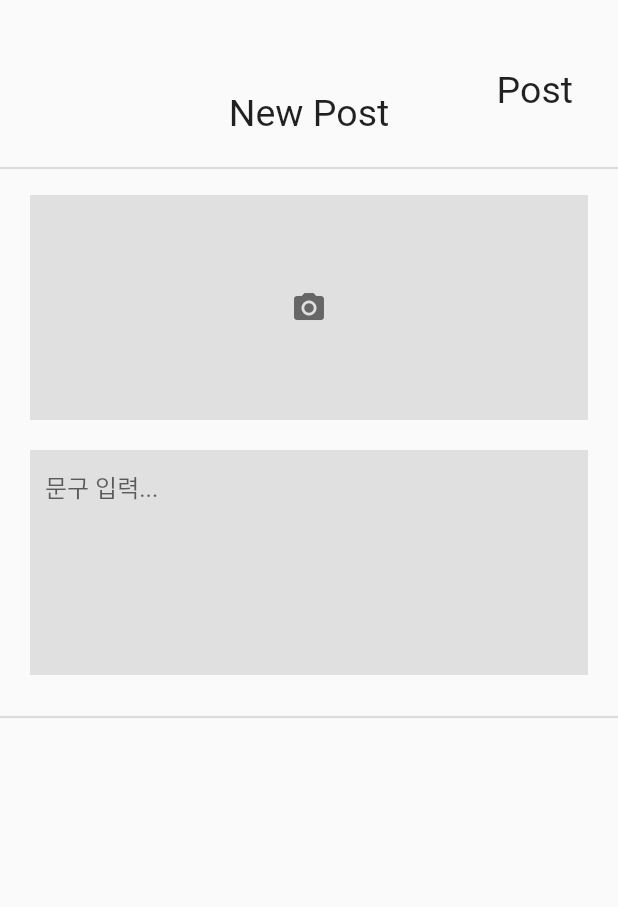
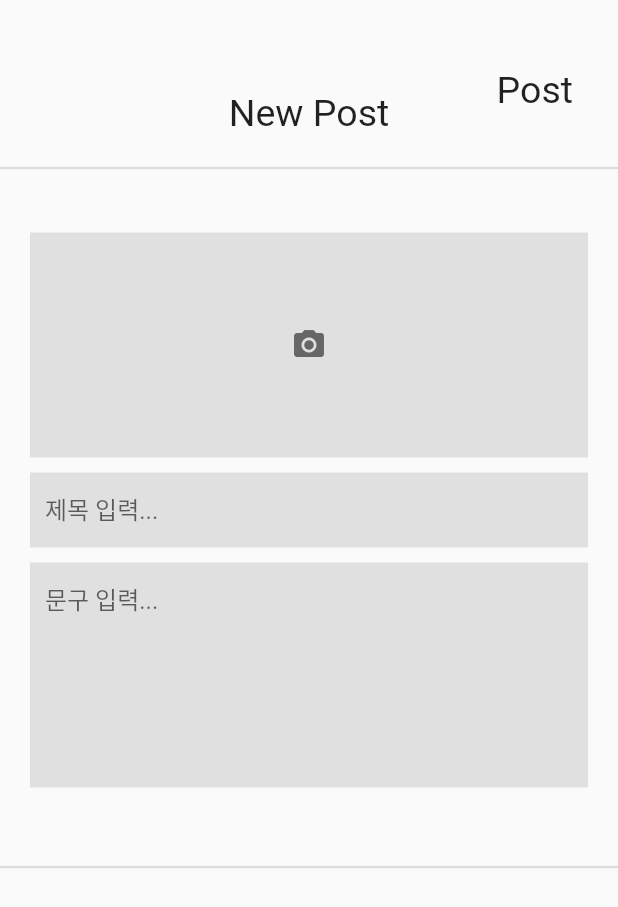
Before and after one commit to 2023ToolsProject/trablog-flutter, a Flutter app: the WritePage screen opened directly, on a phone screen of 412 x 824 dp. Shown: the top 907 px of the screen. Run offline on Flutter 3.47's test engine with Material 2 defaults, Android fonts, the phone set to English and light mode, and no system bars; our stand-ins replace dio, fluttertoast, geolocator, google_maps_flutter, image_picker, shared_preferences; accounts and stored records are empty; network calls fail.

Commit message:
아이콘 변경 / 스플래시 스크린 변경 / 제목 추가

```diff
--- a/lib/page/memory_pages/write_page.dart
+++ b/lib/page/memory_pages/write_page.dart
@@ -44,7 +44,7 @@
               )
             ),
             SizedBox(
-              height: 350,
+              height: 450,
               child: Stack(
                 children: [
                   Center(
@@ -77,6 +77,20 @@
                            width: double.infinity,
                            color: Colors.grey.shade300,
                            child: const Icon(Icons.camera_alt,color: Color(0xff666666),),
+                         ),
+                       ),
+                       Container(
+                         padding: const EdgeInsets.symmetric(horizontal: 10),
+                         margin: const EdgeInsets.symmetric(horizontal: 20),
+                         width: double.infinity,
+                         height: 50,
+                         color: Colors.grey.shade300,
+                         child: TextFormField(
+                           controller: context.read<WriteModel>().titleCon,
+                           decoration: const InputDecoration(
+                               border: InputBorder.none,
+                               hintText: '제목 입력...'
+                           ),
                          ),
                        ),
                        Container(
--- a/lib/page/splash_screen.dart
+++ b/lib/page/splash_screen.dart
@@ -4,6 +4,7 @@
 import 'package:trablog/page/sign_pages/title_page.dart';
 import 'package:trablog/view_model/basic_model.dart';
 import 'package:trablog/view_model/map_model.dart';
+import 'package:trablog/view_model/memory_model.dart';
 import 'package:trablog/view_model/title_model.dart';
 import 'package:trablog/view_model/write_model.dart';
 
@@ -30,6 +31,7 @@
                       providers: [
                         ChangeNotifierProvider(create: (context) => BasicModel()),
                         ChangeNotifierProvider(create: (context) => WriteModel()),
+                        ChangeNotifierProvider(create: (context) => MemoryModel()),
                         ChangeNotifierProvider(create: (context) => MapModel(context))
                       ],
                       child: const BasicPage(),
@@ -55,7 +57,7 @@
             child: Container(
           decoration: const BoxDecoration(
               image: DecorationImage(
-                  fit: BoxFit.cover, image: AssetImage('assets/cat/cat.png'))),
+                  fit: BoxFit.cover, image: AssetImage('assets/cat/cat.gif'))),
         )),
       ),
     );
--- a/lib/view_model/memory_model.dart
+++ b/lib/view_model/memory_model.dart
@@ -7,7 +7,7 @@
   bool _isBack = false;
   final PageController _con = PageController(viewportFraction: 0.7);
 
-  int? get i => _index;
+  int? get index => _index;
   List? get data => _data;
   bool get isBack => _isBack;
   PageController get con => _con;
--- a/lib/view_model/sign_model.dart
+++ b/lib/view_model/sign_model.dart
@@ -34,6 +34,10 @@
     var data = json.decode(response.toString());
     await Storage.pref!.setString('accessToken', data['accessToken']);
     await Storage.pref!.setString('refreshToken', data['refreshToken']);
+    if(data['accessToken'] != null){
+      String bToken = 'Bearr ${data['accessToken']}';
+      trabDio.options.headers = {'Authorization' : bToken};
+    }
   }
 
   signUp() async{
--- a/lib/view_model/write_model.dart
+++ b/lib/view_model/write_model.dart
@@ -10,14 +10,16 @@
 
   final ImageModel _imgModel = ImageModel();
   final LocationModel _locationModel = LocationModel();
-  final TextEditingController _controller = TextEditingController();
+  final TextEditingController _titleCon = TextEditingController();
+  final TextEditingController _textCon = TextEditingController();
   Position? _p;
   late LatLng _location;
   late String _address;
   late String _building;
   List<XFile>? _img;
 
-  TextEditingController get textCon => _controller;
+  TextEditingController get titleCon => _titleCon;
+  TextEditingController get textCon => _textCon;
   List<XFile>? get img => _img;
 
   getXImage() async{
```
Also changed, not shown: lib/page/basic_page.dart (+47 -26 lines), lib/page/sign_pages/sign_in_page.dart (+2 -7 lines), 6 other files.
